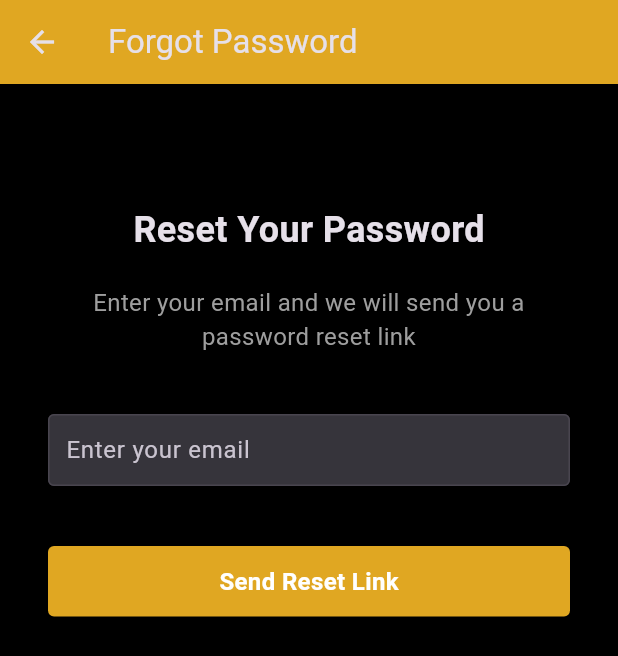
After one commit to mazecat2k/UTMHUB, a Flutter app: the screen it shows after launch, after a tap on "Log in", after a tap on "Forgot password?", on a phone screen of 412 x 824 dp. The commit adds this screen. Shown: the top 656 px of the screen. Run offline on Flutter 3.47's test engine with Material 3 defaults, Android fonts, the phone set to English and light mode, and no system bars; our stand-ins replace cloud_firestore, firebase_auth, firebase_core, flutter_svg; accounts and stored records are empty.

Commit message:
Added option for account recovery/forget password

```diff
--- /dev/null
+++ b/lib/screens/forgot_password_screen.dart
@@ -0,0 +1,169 @@
+//interface created, doesn't work, need to integrate fully with the firebase
+
+import 'package:flutter/material.dart';
+import 'package:utmhub/widgets/text_field_input.dart';
+import 'package:utmhub/resources/auth_methods.dart';
+
+class ForgotPasswordScreen extends StatefulWidget {
+  const ForgotPasswordScreen({Key? key}) : super(key: key);
+
+  @override
+  _ForgotPasswordScreenState createState() => _ForgotPasswordScreenState();
+}
+
+class _ForgotPasswordScreenState extends State<ForgotPasswordScreen> {
+  final TextEditingController _emailController = TextEditingController();
+  bool _isLoading = false;
+  String _message = '';
+  bool _isError = false;
+
+  @override
+  void dispose() {
+    super.dispose();
+    _emailController.dispose();
+  }
+  Future<void> _resetPassword() async {
+    if (_emailController.text.trim().isEmpty) {
+      setState(() {
+        _message = 'Please enter your email';
+        _isError = true;
+      });
+      return;
+    }
+
+    setState(() {
+      _isLoading = true;
+      _message = '';
+    });
+
+    try {
+      // Using AuthMethods to reset password
+      String res = await AuthMethods().resetPassword(
+        email: _emailController.text.trim(),
+      );
+
+      setState(() {
+        _isLoading = false;
+        _message = res;
+        _isError = res != "Password reset link sent to your email";
+      });
+
+      // Show message
+      ScaffoldMessenger.of(context).showSnackBar(
+        SnackBar(
+          content: Text(res),
+          backgroundColor: _isError ? Colors.red : Colors.green,
+        ),
+      );
+    } catch (e) {
+      setState(() {
+        _isLoading = false;
+        _message = e.toString();
+        _isError = true;
+      });
+
+      // Show error messages
+      ScaffoldMessenger.of(context).showSnackBar(
+        SnackBar(
+          content: Text(_message),
+          backgroundColor: Colors.red,
+        ),
+      );
+    }
+  }
+
+  @override
+  Widget build(BuildContext context) {
+    return Scaffold(
+      appBar: AppBar(
+        backgroundColor: const Color.fromRGBO(224, 167, 34, 1),
+        title: const Text('Forgot Password'),
+      ),
+      body: SafeArea(
+        child: SingleChildScrollView(
+          child: Container(
+            padding: const EdgeInsets.symmetric(horizontal: 32),
+            width: double.infinity,
+            child: Column(
+              crossAxisAlignment: CrossAxisAlignment.center,
+              children: [
+                const SizedBox(height: 80),
+
+                const Text(
+                  'Reset Your Password',
+                  style: TextStyle(
+                    fontSize: 24,
+                    fontWeight: FontWeight.bold,
+                  ),
+                ),
+
+                const SizedBox(height: 20),
+
+                const Text(
+                  'Enter your email and we will send you a password reset link',
+                  textAlign: TextAlign.center,
+                  style: TextStyle(
+                    fontSize: 16,
+                    color: Colors.grey,
+                  ),
+                ),
+
+                const SizedBox(height: 40),
+
+                // Error/Success message (if any)
+                if (_message.isNotEmpty)
+                  Container(
+                    padding: const EdgeInsets.symmetric(vertical: 10),
+                    child: Text(
+                      _message,
+                      style: TextStyle(
+                        color: _isError ? Colors.red : Colors.green,
+                        fontWeight: FontWeight.bold,
+                      ),
+                    ),
+                  ),
+
+                // Email input
+                TextFieldInput(
+                  hintText: 'Enter your email',
+                  textInputType: TextInputType.emailAddress,
+                  textEditingController: _emailController,
+                ),
+
+                const SizedBox(height: 40),
+
+                // Reset button
+                InkWell(
+                  onTap: _isLoading ? null : _resetPassword,
+                  child: Container(
+                    width: double.infinity,
+                    alignment: Alignment.center,
+                    padding: const EdgeInsets.symmetric(vertical: 12),
+                    decoration: const ShapeDecoration(
+                      shape: RoundedRectangleBorder(
+                        borderRadius: BorderRadius.all(Radius.circular(4)),
+                      ),
+                      color: Color.fromRGBO(224, 167, 34, 1),
+                    ),
+                    child: _isLoading
+                        ? const CircularProgressIndicator(color: Colors.white)
+                        : const Text(
+                            'Send Reset Link',
+                            style: TextStyle(
+                              color: Colors.white,
+                              fontWeight: FontWeight.bold,
+                              fontSize: 16,
+                            ),
+                          ),
+                  ),
+                ),
+
+                const SizedBox(height: 80),
+              ],
+            ),
+          ),
+        ),
+      ),
+    );
+  }
+}
--- a/lib/screens/home_screen.dart
+++ b/lib/screens/home_screen.dart
@@ -25,7 +25,7 @@ class HomeScreen extends StatelessWidget {
             const SizedBox(height: 40),
             ElevatedButton(
               onPressed: () {
-                // Navigate to login screen and remove all previous routes
+                // Navigate to login screen
                 Navigator.of(context).pushAndRemoveUntil(
                   MaterialPageRoute(
                     builder: (context) => const LoginScreen(),
--- a/lib/screens/login_screen.dart
+++ b/lib/screens/login_screen.dart
@@ -4,6 +4,7 @@ import 'package:utmhub/widgets/text_field_input.dart';
 import 'package:utmhub/screens/signup_screen.dart';
 import 'package:utmhub/screens/home_screen.dart';
 import 'package:utmhub/resources/auth_methods.dart';
+import 'package:utmhub/screens/forgot_password_screen.dart';
 
 class LoginScreen extends StatefulWidget {
   const LoginScreen({Key? key}) : super(key: key);
@@ -73,7 +74,7 @@ class _LoginScreenState extends State<LoginScreen>{
           child: Container(
             padding: EdgeInsets.symmetric(horizontal: 32),
             width:double.infinity,
-            // Remove the fixed height to allow scrolling
+            // Removed the fixed height to allow scrolling
             child: Column(
               crossAxisAlignment: CrossAxisAlignment.center ,
               children: [
@@ -116,6 +117,9 @@ class _LoginScreenState extends State<LoginScreen>{
                 ),
                 //login button
                 InkWell(
+
+                  //codndition to check which one should be called
+                  //also makes sure no double clidk
                   onTap: _isLoading ? null : loginUser,
                   child: Container(
                     width: double.infinity,
@@ -140,8 +144,33 @@ class _LoginScreenState extends State<LoginScreen>{
                 ),
                 const SizedBox(
                   height: 24,
+                ),                //Extras
+                //goes to forgot password page when user clicks on "Forgot password?"
+                GestureDetector(
+                  onTap: (){
+                    Navigator.push(
+                      context,
+                      MaterialPageRoute(builder: (context) => const ForgotPasswordScreen()),
+                    );
+                  },
+                  child: Container(
+                    padding: const EdgeInsets.symmetric(vertical: 10),
+                    child: RichText(
+                      text: const TextSpan(
+                        children: [
+                          TextSpan(
+                            text: "Forgot password? ",
+                            style: TextStyle(
+                              fontWeight: FontWeight.bold,
+                              color: Colors.blue,
+                            ),
+                          ),
+                        ],
+                      ),
+                    ),
+                  ),
                 ),
-                //Extras
+                SizedBox(height: 40),
                 GestureDetector(
                   onTap: (){
                     Navigator.push(
@@ -172,7 +201,7 @@ class _LoginScreenState extends State<LoginScreen>{
                     ),
                   ),
                 ),
-                SizedBox(height: 40), // Add extra space at the bottom for keyboard
+                SizedBox(height: 40),  // Add extra space at the bottom for keyboard//had overflow error so implementing this
               ],
             )
           ),
```
Also changed, not shown: lib/resources/auth_methods.dart (+56 -106 lines).
